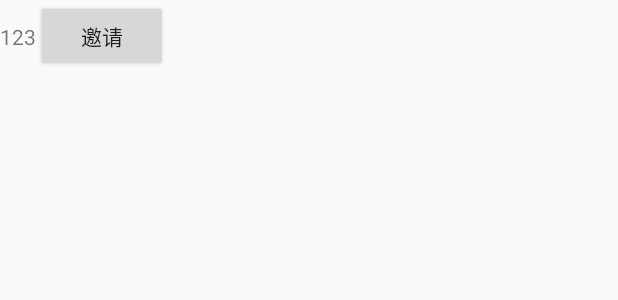
After one commit to Qixingchen/quanzi, an Android app: the layout item_invite.xml on its own in the app's theme, with its tools: preview values and no code run, on a phone screen of 412 x 824 dp. The commit adds this screen. Shown: the top 300 px of the screen. Run offline under Robolectric (Android 15) with nearby library versions, the phone set to English and light mode, and no system bars.

Commit message:
邀请联系人

```diff
--- a/quanzi/app/src/main/AndroidManifest.xml
+++ b/quanzi/app/src/main/AndroidManifest.xml
@@ -25,6 +25,8 @@
     <!--定位-->
     <uses-permission android:name="android.permission.ACCESS_COARSE_LOCATION"/>
     <uses-permission android:name="android.permission.ACCESS_FINE_LOCATION"/>
+    <!--联系人-->
+    <uses-permission android:name="android.permission.READ_CONTACTS"/>
 
     <!-- 需要相机来照相，但不是必须的 -->
     <uses-feature
--- a/quanzi/app/src/main/java/com/tizi/quanzi/network/RetrofitAPI.java
+++ b/quanzi/app/src/main/java/com/tizi/quanzi/network/RetrofitAPI.java
@@ -174,7 +174,7 @@ public interface RetrofitAPI {
 
         @POST("/user/findByContact")
         Call<ContantUsers> findContactUser(
-                @Query("mobiles") String mpbiles,
+                @Query(value = "mobiles",encoded = true) String mpbiles,
                 @QueryMap Map<String, String> signMap);
     }
 
--- a/quanzi/app/src/main/java/com/tizi/quanzi/tool/StaticField.java
+++ b/quanzi/app/src/main/java/com/tizi/quanzi/tool/StaticField.java
@@ -99,6 +99,7 @@ public class StaticField {
         public final static int requreForImage = 1;
         public final static int RECORD_AUDIO = 2;
         public final static int userInfoSetFragment = 3;
+        public final static int addContactUsers = 4;
     }
 
     /*消息刷新数量*/
--- /dev/null
+++ b/quanzi/app/src/main/res/layout/item_invite.xml
@@ -0,0 +1,21 @@
+<?xml version="1.0" encoding="utf-8"?>
+<LinearLayout
+    xmlns:android="http://schemas.android.com/apk/res/android"
+    xmlns:tools="http://schemas.android.com/tools"
+    android:layout_width="match_parent"
+    android:layout_height="match_parent"
+    android:orientation="horizontal">
+
+    <TextView
+        android:id="@+id/phonenumber"
+        android:layout_width="wrap_content"
+        android:layout_height="wrap_content"
+        tools:text="123"/>
+
+    <Button
+        android:id="@+id/invite_button"
+        android:layout_width="wrap_content"
+        android:layout_height="wrap_content"
+        android:text="邀请"/>
+
+</LinearLayout>
```
Also changed, not shown: quanzi/app/src/main/java/com/tizi/quanzi/adapter/GroupUserAdapter.java (+40 -28 lines), quanzi/app/src/main/java/com/tizi/quanzi/adapter/InviteListAdapter.java (added, +82 -0 lines), quanzi/app/src/main/java/com/tizi/quanzi/network/FindUser.java (+30 -0 lines), quanzi/app/src/main/java/com/tizi/quanzi/tool/ReadContact.java (added, +48 -0 lines), quanzi/app/src/main/java/com/tizi/quanzi/tool/Tool.java (+5 -6 lines), quanzi/app/src/main/java/com/tizi/quanzi/ui/quanzi_zone/QuanziIntroduceFragment.java (+6 -3 lines), quanzi/app/src/main/res/layout/dialog_invite_list.xml (added, +16 -0 lines).
